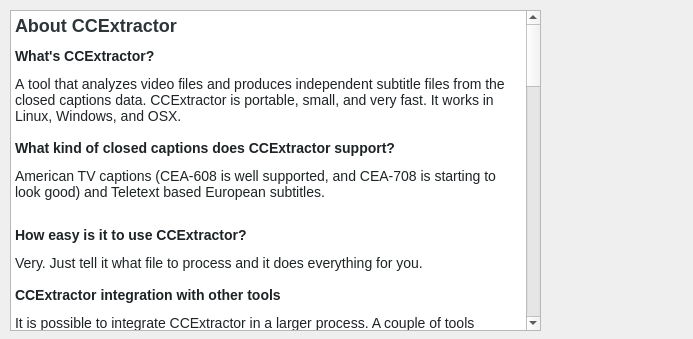
okisseloff/ccextractor-gui-qt, file ccx-about.ui: the form before one commit.
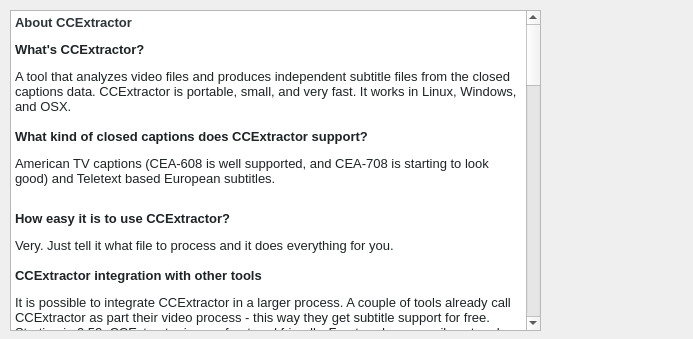
The form after the commit. Icons and pictures are not drawn.

Commit message: closed some XML tags in ccx-options.ui

Patch:
```diff
--- a/ccx-about.ui
+++ b/ccx-about.ui
@@ -26,41 +26,44 @@
     <string>&lt;!DOCTYPE HTML PUBLIC &quot;-//W3C//DTD HTML 4.0//EN&quot; &quot;http://www.w3.org/TR/REC-html40/strict.dtd&quot;&gt;
 &lt;html&gt;&lt;head&gt;&lt;meta name=&quot;qrichtext&quot; content=&quot;1&quot; /&gt;&lt;style type=&quot;text/css&quot;&gt;
 p, li { white-space: pre-wrap; }
-&lt;/style&gt;&lt;/head&gt;&lt;body style=&quot; font-family:'Sans'; font-size:10pt; font-weight:400; font-style:normal;&quot;&gt;
-&lt;p style=&quot; margin-top:5px; margin-bottom:5px; margin-left:0px; margin-right:0px; -qt-block-indent:0; text-indent:0px; background-color:#ffffff;&quot;&gt;&lt;span style=&quot; font-family:'Courier New,Courier,monospace'; font-size:x-large; font-weight:600; color:#2d3539; background-color:#ffffff;&quot;&gt;About CCExtractor&lt;/span&gt;&lt;/p&gt;
-&lt;p style=&quot; margin-top:12px; margin-bottom:12px; margin-left:0px; margin-right:0px; -qt-block-indent:0; text-indent:0px; background-color:#ffffff;&quot;&gt;&lt;span style=&quot; font-family:'Courier New,Courier,monospace'; font-size:14px; font-weight:600; color:#1e2325;&quot;&gt;What's CCExtractor?&lt;/span&gt;&lt;/p&gt;
-&lt;p style=&quot; margin-top:12px; margin-bottom:12px; margin-left:0px; margin-right:0px; -qt-block-indent:0; text-indent:0px;&quot;&gt;&lt;span style=&quot; font-family:'Courier New,Courier,monospace'; font-size:14px; color:#1e2325;&quot;&gt;A tool that analyzes video files and produces independent subtitle files from the closed captions data. CCExtractor is portable, small, and very fast. It works in Linux, Windows, and OSX. &lt;br /&gt;&lt;br /&gt;&lt;/span&gt;&lt;span style=&quot; font-family:'Courier New,Courier,monospace'; font-size:14px; font-weight:600; color:#1e2325;&quot;&gt;What kind of closed captions does CCExtractor support?&lt;/span&gt;&lt;/p&gt;
-&lt;p style=&quot; margin-top:12px; margin-bottom:12px; margin-left:0px; margin-right:0px; -qt-block-indent:0; text-indent:0px;&quot;&gt;&lt;span style=&quot; font-family:'Courier New,Courier,monospace'; font-size:14px; color:#1e2325;&quot;&gt;American TV captions (CEA-608 is well supported, and CEA-708 is starting to look good) and Teletext based European subtitles.&lt;br /&gt;&lt;/span&gt;&lt;/p&gt;
-&lt;p style=&quot; margin-top:12px; margin-bottom:12px; margin-left:0px; margin-right:0px; -qt-block-indent:0; text-indent:0px;&quot;&gt;&lt;span style=&quot; font-family:'Courier New,Courier,monospace'; font-size:14px; font-weight:600; color:#1e2325;&quot;&gt;How easy is it to use CCExtractor?&lt;/span&gt;&lt;/p&gt;
-&lt;p style=&quot; margin-top:12px; margin-bottom:12px; margin-left:0px; margin-right:0px; -qt-block-indent:0; text-indent:0px;&quot;&gt;&lt;span style=&quot; font-family:'Courier New,Courier,monospace'; font-size:14px; color:#1e2325;&quot;&gt;Very. Just tell it what file to process and it does everything for you. &lt;br /&gt;&lt;br /&gt;&lt;/span&gt;&lt;span style=&quot; font-family:'Courier New,Courier,monospace'; font-size:14px; font-weight:600; color:#1e2325;&quot;&gt;CCExtractor integration with other tools&lt;/span&gt;&lt;/p&gt;
-&lt;p style=&quot; margin-top:12px; margin-bottom:12px; margin-left:0px; margin-right:0px; -qt-block-indent:0; text-indent:0px;&quot;&gt;&lt;span style=&quot; font-family:'Courier New,Courier,monospace'; font-size:14px; color:#1e2325;&quot;&gt;It is possible to integrate CCExtractor in a larger process. A couple of tools already call CCExtractor as part their video process - this way they get subtitle support for free.&lt;br /&gt;Starting in 0.52, CCExtractor is very front-end friendly. Front-ends can easily get real-time status information. The GUI source code is provided and can be used for reference.&lt;br /&gt;Any tool, commercial or not, is specifically allowed to use CCExtractor for any use the authors seem fit. So if your favourite video tools still lacks captioning tool, feel free to send the authors here.&lt;/span&gt;&lt;/p&gt;
-&lt;p style=&quot; margin-top:12px; margin-bottom:12px; margin-left:0px; margin-right:0px; -qt-block-indent:0; text-indent:0px;&quot;&gt;&lt;span style=&quot; font-family:'Courier New,Courier,monospace'; font-size:14px; font-weight:600; color:#1e2325; background-color:#ffffff;&quot;&gt;What's the point of generating separate files for subtitles, if they are already in the source file?&lt;/span&gt;&lt;/p&gt;
-&lt;p style=&quot; margin-top:12px; margin-bottom:12px; margin-left:0px; margin-right:0px; -qt-block-indent:0; text-indent:0px;&quot;&gt;&lt;span style=&quot; font-family:'Courier New,Courier,monospace'; font-size:14px; color:#1e2325; background-color:#ffffff;&quot;&gt;There are several reasons to have subtitles separated from the video file, including: - Closed captions never survive MPEG processing. If you take a MPEG file and encode it to any format (such as divx), your result file will not have closed captions. This means that if you want to keep the subtitles, you need to keep the original file. This is hardly practical if you are archiving HDTV shows for example. - Subtitles files are small - so small (around 250 Kb for a movie) that you can quickly download them, or email them, etc, in case you have a recording without subtitles. - Subtitles files are indexable: You can have a database with all your subtitles if you want (there are many available), so you can search the dialogs. - Subtitles files are a de-facto standard: Almost every player can use them. In fact, many setbox players accept subtitles files in .srt format - so you can have subtitles in your divx movies and not just in your original DVDs. - Closed captions are stored in many different formats by capture cards. Upgrading to a new card, if it comes with a new player, may mean that you can't use your previously recorded closed captions, even if the audio/video are fine. - Closed captions require a closed caption decoder. All US TV have one (it's a legal requirement), but no European TV does, since there are not closed captions in Europe (teletext is used instead). Basically this means that if you buy a DVD in the US which has closed captions but no DVD subtitles, you are out of luck. This is a problem with many (most) old TV shows DVDs, which only come with closed captions. DVD producers don't bother doing DVD subs, since it's another way to segment the market, same as with DVD regions.  &lt;/span&gt;&lt;/p&gt;
-&lt;p style=&quot; margin-top:12px; margin-bottom:12px; margin-left:0px; margin-right:0px; -qt-block-indent:0; text-indent:0px;&quot;&gt;&lt;span style=&quot; font-family:'Courier New,Courier,monospace'; font-size:14px; font-weight:600; color:#1e2325; background-color:#ffffff;&quot;&gt;How I do use subtitles once they are in a separate file?&lt;/span&gt;&lt;/p&gt;
-&lt;p style=&quot; margin-top:12px; margin-bottom:12px; margin-left:0px; margin-right:0px; -qt-block-indent:0; text-indent:0px;&quot;&gt;&lt;span style=&quot; font-family:'Courier New,Courier,monospace'; font-size:14px; color:#1e2325; background-color:#ffffff;&quot;&gt;CCExtractor generates files in the two most common formats: .srt (SubRip) and .smi (which is a Microsoft standard). Most players support at least .srt natively. You just need to name the .srt file as the file you want to play it with, for example sample.avi and sample.srt.&lt;/span&gt;&lt;/p&gt;
-&lt;p style=&quot; margin-top:12px; margin-bottom:12px; margin-left:0px; margin-right:0px; -qt-block-indent:0; text-indent:0px;&quot;&gt;&lt;span style=&quot; font-family:'Courier New,Courier,monospace'; font-size:14px; font-weight:600; color:#1e2325; background-color:#ffffff;&quot;&gt;What kind of files can I extract closed captions from?&lt;/span&gt;&lt;span style=&quot; font-family:'Courier New,Courier,monospace'; font-size:14px; color:#1e2325; background-color:#ffffff;&quot;&gt; CCExtractor currently handles: &lt;/span&gt;&lt;/p&gt;
-&lt;p style=&quot; margin-top:12px; margin-bottom:12px; margin-left:0px; margin-right:0px; -qt-block-indent:0; text-indent:0px;&quot;&gt;&lt;span style=&quot; font-family:'Courier New,Courier,monospace'; font-size:14px; color:#1e2325; background-color:#ffffff;&quot;&gt;- DVDs. &lt;/span&gt;&lt;/p&gt;
-&lt;p style=&quot; margin-top:12px; margin-bottom:12px; margin-left:0px; margin-right:0px; -qt-block-indent:0; text-indent:0px;&quot;&gt;&lt;span style=&quot; font-family:'Courier New,Courier,monospace'; font-size:14px; color:#1e2325; background-color:#ffffff;&quot;&gt;- Most HDTV captures (where you save the Transport Stream). &lt;/span&gt;&lt;/p&gt;
-&lt;p style=&quot; margin-top:12px; margin-bottom:12px; margin-left:0px; margin-right:0px; -qt-block-indent:0; text-indent:0px;&quot;&gt;&lt;span style=&quot; font-family:'Courier New,Courier,monospace'; font-size:14px; color:#1e2325; background-color:#ffffff;&quot;&gt;- Captures where captions are recorded in bttv format. The number of cards that use this card is huge. My test samples came from a Hauppage PVR-250. You can check the complete list &lt;/span&gt;&lt;a href=&quot;http://linuxtv.org/hg/v4l-dvb/file/tip/linux/Documentation/video4linux/CARDLIST.bttv&quot;&gt;&lt;span style=&quot; text-decoration: underline; color:#0000ff;&quot;&gt;here&lt;/span&gt;&lt;/a&gt;&lt;span style=&quot; font-family:'Courier New,Courier,monospace'; font-size:14px; color:#1e2325; background-color:#ffffff;&quot;&gt;.&lt;/span&gt;&lt;/p&gt;
-&lt;p style=&quot; margin-top:12px; margin-bottom:12px; margin-left:0px; margin-right:0px; -qt-block-indent:0; text-indent:0px;&quot;&gt;&lt;span style=&quot; font-family:'Courier New,Courier,monospace'; font-size:14px; color:#1e2325; background-color:#ffffff;&quot;&gt;- DVR-MS (microsoft digital video recording). &lt;/span&gt;&lt;/p&gt;
-&lt;p style=&quot; margin-top:12px; margin-bottom:12px; margin-left:0px; margin-right:0px; -qt-block-indent:0; text-indent:0px;&quot;&gt;&lt;span style=&quot; font-family:'Courier New,Courier,monospace'; font-size:14px; color:#1e2325; background-color:#ffffff;&quot;&gt;- Tivo files  &lt;/span&gt;&lt;/p&gt;
-&lt;p style=&quot; margin-top:12px; margin-bottom:12px; margin-left:0px; margin-right:0px; -qt-block-indent:0; text-indent:0px;&quot;&gt;&lt;span style=&quot; font-family:'Courier New,Courier,monospace'; font-size:14px; color:#1e2325; background-color:#ffffff;&quot;&gt;- ReplayTV files  &lt;/span&gt;&lt;/p&gt;
-&lt;p style=&quot; margin-top:12px; margin-bottom:12px; margin-left:0px; margin-right:0px; -qt-block-indent:0; text-indent:0px;&quot;&gt;&lt;span style=&quot; font-family:'Courier New,Courier,monospace'; font-size:14px; color:#1e2325; background-color:#ffffff;&quot;&gt;- Dish Network files  &lt;/span&gt;&lt;/p&gt;
-&lt;p style=&quot; margin-top:12px; margin-bottom:12px; margin-left:0px; margin-right:0px; -qt-block-indent:0; text-indent:0px;&quot;&gt;&lt;span style=&quot; font-family:'Courier New,Courier,monospace'; font-size:14px; color:#1e2325; background-color:#ffffff;&quot;&gt;Usually, if you record a TV show with your capture card and CCExtractor produces the expected result, it will work for your all recordings. If it doesn't, which means that your card uses a format CCExtractor can't handle, please contact me and we'll try to make it work.&lt;/span&gt;&lt;/p&gt;
-&lt;p style=&quot; margin-top:12px; margin-bottom:12px; margin-left:0px; margin-right:0px; -qt-block-indent:0; text-indent:0px;&quot;&gt;&lt;span style=&quot; font-family:'Courier New,Courier,monospace'; font-size:14px; font-weight:600; color:#1e2325; background-color:#ffffff;&quot;&gt;Can I edit the subtitles?&lt;/span&gt;&lt;span style=&quot; font-family:'Courier New,Courier,monospace'; font-size:14px; color:#1e2325; background-color:#ffffff;&quot;&gt; &lt;/span&gt;&lt;/p&gt;
-&lt;p style=&quot; margin-top:12px; margin-bottom:12px; margin-left:0px; margin-right:0px; -qt-block-indent:0; text-indent:0px;&quot;&gt;&lt;span style=&quot; font-family:'Courier New,Courier,monospace'; font-size:14px; color:#1e2325; background-color:#ffffff;&quot;&gt;.srt files are just text files, with time information (when subtitles are supposed to be shown and for how long) and some basic formatting (use italics, bold, etc). So you can edit them with any text editor. If you need to do serious editing (such as adjusting timing), you can use subtitle editing tools - there are many available.&lt;/span&gt;&lt;/p&gt;
-&lt;p style=&quot; margin-top:12px; margin-bottom:12px; margin-left:0px; margin-right:0px; -qt-block-indent:0; text-indent:0px;&quot;&gt;&lt;span style=&quot; font-family:'Courier New,Courier,monospace'; font-size:14px; font-weight:600; color:#1e2325; background-color:#ffffff;&quot;&gt;Can CCExtractor generate other subtitles formats?&lt;/span&gt;&lt;span style=&quot; font-family:'Courier New,Courier,monospace'; font-size:14px; color:#1e2325; background-color:#ffffff;&quot;&gt; &lt;/span&gt;&lt;/p&gt;
-&lt;p style=&quot; margin-top:12px; margin-bottom:12px; margin-left:0px; margin-right:0px; -qt-block-indent:0; text-indent:0px;&quot;&gt;&lt;span style=&quot; font-family:'Courier New,Courier,monospace'; font-size:14px; color:#1e2325; background-color:#ffffff;&quot;&gt;At this time, CCExtractor can generate .srt, .smi and raw and bin files.&lt;/span&gt;&lt;/p&gt;
-&lt;p style=&quot; margin-top:12px; margin-bottom:12px; margin-left:0px; margin-right:0px; -qt-block-indent:0; text-indent:0px;&quot;&gt;&lt;span style=&quot; font-family:'Courier New,Courier,monospace'; font-size:14px; font-weight:600; color:#1e2325; background-color:#ffffff;&quot;&gt;How I can contact the author?&lt;/span&gt;&lt;span style=&quot; font-family:'Courier New,Courier,monospace'; font-size:14px; color:#1e2325; background-color:#ffffff;&quot;&gt; Send me an email to carlos at ccextractor dot org&lt;/span&gt;&lt;/p&gt;&lt;/body&gt;&lt;/html&gt;</string>
+&lt;/style&gt;&lt;/head&gt;&lt;body style=&quot; font-family:'MS Shell Dlg 2'; font-size:8.25pt; font-weight:400; font-style:normal;&quot;&gt;
+&lt;p style=&quot; margin-top:5px; margin-bottom:5px; margin-left:0px; margin-right:0px; -qt-block-indent:0; text-indent:0px; background-color:#ffffff;&quot;&gt;&lt;span style=&quot; font-family:'Courier New,Courier,monospace'; font-size:10pt; font-weight:600; color:#2d3539; background-color:#ffffff;&quot;&gt;About CCExtractor&lt;/span&gt;&lt;/p&gt;
+&lt;p style=&quot; margin-top:12px; margin-bottom:12px; margin-left:0px; margin-right:0px; -qt-block-indent:0; text-indent:0px; background-color:#ffffff;&quot;&gt;&lt;span style=&quot; font-family:'Courier New,Courier,monospace'; font-size:10pt; font-weight:600; color:#1e2325;&quot;&gt;What's CCExtractor?&lt;/span&gt;&lt;/p&gt;
+&lt;p style=&quot; margin-top:12px; margin-bottom:12px; margin-left:0px; margin-right:0px; -qt-block-indent:0; text-indent:0px;&quot;&gt;&lt;span style=&quot; font-family:'Courier New,Courier,monospace'; font-size:10pt; color:#1e2325;&quot;&gt;A tool that analyzes video files and produces independent subtitle files from the closed captions data. CCExtractor is portable, small, and very fast. It works in Linux, Windows, and OSX. &lt;br /&gt;&lt;br /&gt;&lt;/span&gt;&lt;span style=&quot; font-family:'Courier New,Courier,monospace'; font-size:10pt; font-weight:600; color:#1e2325;&quot;&gt;What kind of closed captions does CCExtractor support?&lt;/span&gt;&lt;/p&gt;
+&lt;p style=&quot; margin-top:12px; margin-bottom:12px; margin-left:0px; margin-right:0px; -qt-block-indent:0; text-indent:0px;&quot;&gt;&lt;span style=&quot; font-family:'Courier New,Courier,monospace'; font-size:10pt; color:#1e2325;&quot;&gt;American TV captions (CEA-608 is well supported, and CEA-708 is starting to look good) and Teletext based European subtitles.&lt;br /&gt;&lt;/span&gt;&lt;/p&gt;
+&lt;p style=&quot; margin-top:12px; margin-bottom:12px; margin-left:0px; margin-right:0px; -qt-block-indent:0; text-indent:0px;&quot;&gt;&lt;span style=&quot; font-family:'Courier New,Courier,monospace'; font-size:10pt; font-weight:600; color:#1e2325;&quot;&gt;How easy it is to use CCExtractor?&lt;/span&gt;&lt;/p&gt;
+&lt;p style=&quot; margin-top:12px; margin-bottom:12px; margin-left:0px; margin-right:0px; -qt-block-indent:0; text-indent:0px;&quot;&gt;&lt;span style=&quot; font-family:'Courier New,Courier,monospace'; font-size:10pt; color:#1e2325;&quot;&gt;Very. Just tell it what file to process and it does everything for you. &lt;br /&gt;&lt;br /&gt;&lt;/span&gt;&lt;span style=&quot; font-family:'Courier New,Courier,monospace'; font-size:10pt; font-weight:600; color:#1e2325;&quot;&gt;CCExtractor integration with other tools&lt;/span&gt;&lt;/p&gt;
+&lt;p style=&quot; margin-top:12px; margin-bottom:12px; margin-left:0px; margin-right:0px; -qt-block-indent:0; text-indent:0px;&quot;&gt;&lt;span style=&quot; font-family:'Courier New,Courier,monospace'; font-size:10pt; color:#1e2325;&quot;&gt;It is possible to integrate CCExtractor in a larger process. A couple of tools already call CCExtractor as part their video process - this way they get subtitle support for free.&lt;br /&gt;Starting in 0.52, CCExtractor is very front-end friendly. Front-ends can easily get real-time status information. The GUI source code is provided and can be used for reference.&lt;br /&gt;Any tool, commercial or not, is specifically allowed to use CCExtractor for any use the authors seem fit. So if your favourite video tools still lacks captioning tool, feel free to send the authors here.&lt;/span&gt;&lt;/p&gt;
+&lt;p style=&quot; margin-top:12px; margin-bottom:12px; margin-left:0px; margin-right:0px; -qt-block-indent:0; text-indent:0px;&quot;&gt;&lt;span style=&quot; font-family:'Courier New,Courier,monospace'; font-size:10pt; font-weight:600; color:#1e2325; background-color:#ffffff;&quot;&gt;What's the point of generating separate files for subtitles, if they are already in the source file?&lt;/span&gt;&lt;/p&gt;
+&lt;p style=&quot; margin-top:12px; margin-bottom:12px; margin-left:0px; margin-right:0px; -qt-block-indent:0; text-indent:0px;&quot;&gt;&lt;span style=&quot; font-family:'Courier New,Courier,monospace'; font-size:10pt; color:#1e2325; background-color:#ffffff;&quot;&gt;There are several reasons to have subtitles separated from the video file, including: - Closed captions never survive MPEG processing. If you take a MPEG file and encode it to any format (such as divx), your result file will not have closed captions. This means that if you want to keep the subtitles, you need to keep the original file. This is hardly practical if you are archiving HDTV shows for example. - Subtitles files are small - so small (around 250 Kb for a movie) that you can quickly download them, or email them, etc, in case you have a recording without subtitles. - Subtitles files are indexable: You can have a database with all your subtitles if you want (there are many available), so you can search the dialogs. - Subtitles files are a de-facto standard: Almost every player can use them. In fact, many setbox players accept subtitles files in .srt format - so you can have subtitles in your divx movies and not just in your original DVDs. - Closed captions are stored in many different formats by capture cards. Upgrading to a new card, if it comes with a new player, may mean that you can't use your previously recorded closed captions, even if the audio/video are fine. - Closed captions require a closed caption decoder. All US TV have one (it's a legal requirement), but no European TV does, since there are not closed captions in Europe (teletext is used instead). Basically this means that if you buy a DVD in the US which has closed captions but no DVD subtitles, you are out of luck. This is a problem with many (most) old TV shows DVDs, which only come with closed captions. DVD producers don't bother doing DVD subs, since it's another way to segment the market, same as with DVD regions.  &lt;/span&gt;&lt;/p&gt;
+&lt;p style=&quot; margin-top:12px; margin-bottom:12px; margin-left:0px; margin-right:0px; -qt-block-indent:0; text-indent:0px;&quot;&gt;&lt;span style=&quot; font-family:'Courier New,Courier,monospace'; font-size:10pt; font-weight:600; color:#1e2325; background-color:#ffffff;&quot;&gt;How do I use subtitles once they are in a separate file?&lt;/span&gt;&lt;/p&gt;
+&lt;p style=&quot; margin-top:12px; margin-bottom:12px; margin-left:0px; margin-right:0px; -qt-block-indent:0; text-indent:0px;&quot;&gt;&lt;span style=&quot; font-family:'Courier New,Courier,monospace'; font-size:10pt; color:#1e2325; background-color:#ffffff;&quot;&gt;CCExtractor generates files in the two most common formats: .srt (SubRip) and .smi (which is a Microsoft standard). Most players support at least .srt natively. You just need to name the .srt file as the file you want to play it with, for example sample.avi and sample.srt.&lt;/span&gt;&lt;/p&gt;
+&lt;p style=&quot; margin-top:12px; margin-bottom:12px; margin-left:0px; margin-right:0px; -qt-block-indent:0; text-indent:0px;&quot;&gt;&lt;span style=&quot; font-family:'Courier New,Courier,monospace'; font-size:10pt; font-weight:600; color:#1e2325; background-color:#ffffff;&quot;&gt;What kind of files can I extract closed captions from?&lt;/span&gt;&lt;span style=&quot; font-family:'Courier New,Courier,monospace'; font-size:10pt; color:#1e2325; background-color:#ffffff;&quot;&gt; CCExtractor currently handles: &lt;/span&gt;&lt;/p&gt;
+&lt;p style=&quot; margin-top:12px; margin-bottom:12px; margin-left:0px; margin-right:0px; -qt-block-indent:0; text-indent:0px;&quot;&gt;&lt;span style=&quot; font-family:'Courier New,Courier,monospace'; font-size:10pt; color:#1e2325; background-color:#ffffff;&quot;&gt;- DVDs. &lt;/span&gt;&lt;/p&gt;
+&lt;p style=&quot; margin-top:12px; margin-bottom:12px; margin-left:0px; margin-right:0px; -qt-block-indent:0; text-indent:0px;&quot;&gt;&lt;span style=&quot; font-family:'Courier New,Courier,monospace'; font-size:10pt; color:#1e2325; background-color:#ffffff;&quot;&gt;- Most HDTV captures (where you save the Transport Stream). &lt;/span&gt;&lt;/p&gt;
+&lt;p style=&quot; margin-top:12px; margin-bottom:12px; margin-left:0px; margin-right:0px; -qt-block-indent:0; text-indent:0px;&quot;&gt;&lt;span style=&quot; font-family:'Courier New,Courier,monospace'; font-size:10pt; color:#1e2325; background-color:#ffffff;&quot;&gt;- Captures where captions are recorded in bttv format. The number of cards that use this card is huge. My test samples came from a Hauppage PVR-250. You can check the complete list &lt;/span&gt;&lt;a href=&quot;http://linuxtv.org/hg/v4l-dvb/file/tip/linux/Documentation/video4linux/CARDLIST.bttv&quot;&gt;&lt;span style=&quot; font-family:'Sans'; font-size:10pt; text-decoration: underline; color:#0000ff;&quot;&gt;here&lt;/span&gt;&lt;/a&gt;&lt;span style=&quot; font-family:'Courier New,Courier,monospace'; font-size:10pt; color:#1e2325; background-color:#ffffff;&quot;&gt;.&lt;/span&gt;&lt;/p&gt;
+&lt;p style=&quot; margin-top:12px; margin-bottom:12px; margin-left:0px; margin-right:0px; -qt-block-indent:0; text-indent:0px;&quot;&gt;&lt;span style=&quot; font-family:'Courier New,Courier,monospace'; font-size:10pt; color:#1e2325; background-color:#ffffff;&quot;&gt;- DVR-MS (microsoft digital video recording). &lt;/span&gt;&lt;/p&gt;
+&lt;p style=&quot; margin-top:12px; margin-bottom:12px; margin-left:0px; margin-right:0px; -qt-block-indent:0; text-indent:0px;&quot;&gt;&lt;span style=&quot; font-family:'Courier New,Courier,monospace'; font-size:10pt; color:#1e2325; background-color:#ffffff;&quot;&gt;- Tivo files  &lt;/span&gt;&lt;/p&gt;
+&lt;p style=&quot; margin-top:12px; margin-bottom:12px; margin-left:0px; margin-right:0px; -qt-block-indent:0; text-indent:0px;&quot;&gt;&lt;span style=&quot; font-family:'Courier New,Courier,monospace'; font-size:10pt; color:#1e2325; background-color:#ffffff;&quot;&gt;- ReplayTV files  &lt;/span&gt;&lt;/p&gt;
+&lt;p style=&quot; margin-top:12px; margin-bottom:12px; margin-left:0px; margin-right:0px; -qt-block-indent:0; text-indent:0px;&quot;&gt;&lt;span style=&quot; font-family:'Courier New,Courier,monospace'; font-size:10pt; color:#1e2325; background-color:#ffffff;&quot;&gt;- Dish Network files  &lt;/span&gt;&lt;/p&gt;
+&lt;p style=&quot; margin-top:12px; margin-bottom:12px; margin-left:0px; margin-right:0px; -qt-block-indent:0; text-indent:0px;&quot;&gt;&lt;span style=&quot; font-family:'Courier New,Courier,monospace'; font-size:10pt; color:#1e2325; background-color:#ffffff;&quot;&gt;Usually, if you record a TV show with your capture card and CCExtractor produces the expected result, it will work for your all recordings. If it doesn't, which means that your card uses a format CCExtractor can't handle, please contact me and we'll try to make it work.&lt;/span&gt;&lt;/p&gt;
+&lt;p style=&quot; margin-top:12px; margin-bottom:12px; margin-left:0px; margin-right:0px; -qt-block-indent:0; text-indent:0px;&quot;&gt;&lt;span style=&quot; font-family:'Courier New,Courier,monospace'; font-size:10pt; font-weight:600; color:#1e2325; background-color:#ffffff;&quot;&gt;Can I edit the subtitles?&lt;/span&gt;&lt;span style=&quot; font-family:'Courier New,Courier,monospace'; font-size:10pt; color:#1e2325; background-color:#ffffff;&quot;&gt; &lt;/span&gt;&lt;/p&gt;
+&lt;p style=&quot; margin-top:12px; margin-bottom:12px; margin-left:0px; margin-right:0px; -qt-block-indent:0; text-indent:0px;&quot;&gt;&lt;span style=&quot; font-family:'Courier New,Courier,monospace'; font-size:10pt; color:#1e2325; background-color:#ffffff;&quot;&gt;.srt files are just text files, with time information (when subtitles are supposed to be shown and for how long) and some basic formatting (use italics, bold, etc). So you can edit them with any text editor. If you need to do serious editing (such as adjusting timing), you can use subtitle editing tools - there are many available.&lt;/span&gt;&lt;/p&gt;
+&lt;p style=&quot; margin-top:12px; margin-bottom:12px; margin-left:0px; margin-right:0px; -qt-block-indent:0; text-indent:0px;&quot;&gt;&lt;span style=&quot; font-family:'Courier New,Courier,monospace'; font-size:10pt; font-weight:600; color:#1e2325; background-color:#ffffff;&quot;&gt;Can CCExtractor generate other subtitles formats?&lt;/span&gt;&lt;span style=&quot; font-family:'Courier New,Courier,monospace'; font-size:10pt; color:#1e2325; background-color:#ffffff;&quot;&gt; &lt;/span&gt;&lt;/p&gt;
+&lt;p style=&quot; margin-top:12px; margin-bottom:12px; margin-left:0px; margin-right:0px; -qt-block-indent:0; text-indent:0px;&quot;&gt;&lt;span style=&quot; font-family:'Courier New,Courier,monospace'; font-size:10pt; color:#1e2325; background-color:#ffffff;&quot;&gt;At this time, CCExtractor can generate .srt, .smi, ass/ssa, webvtt, dvdraw, .txt, ttxt, raw, smptett, bin and spupng files.&lt;/span&gt;&lt;/p&gt;
+&lt;p style=&quot; margin-top:12px; margin-bottom:12px; margin-left:0px; margin-right:0px; -qt-block-indent:0; text-indent:0px;&quot;&gt;&lt;span style=&quot; font-family:'Courier New,Courier,monospace'; font-size:10pt; font-weight:600; color:#1e2325; background-color:#ffffff;&quot;&gt;CCExtractor links:&lt;/span&gt;&lt;/p&gt;
+&lt;p style=&quot; margin-top:12px; margin-bottom:12px; margin-left:0px; margin-right:0px; -qt-block-indent:0; text-indent:0px;&quot;&gt;&lt;span style=&quot; font-family:'Courier New,Courier,monospace'; font-size:10pt; font-weight:600; text-decoration: underline; color:#0000ff;&quot;&gt;ccextractor.org&lt;/span&gt;&lt;br /&gt;&lt;br /&gt;&lt;span style=&quot; font-family:'Courier New,Courier,monospace'; font-size:10pt; font-weight:600; text-decoration: underline; color:#0000ff;&quot;&gt;https://github.com/CCExtractor/ccextractor/&lt;/span&gt;&lt;br /&gt;&lt;br /&gt;&lt;span style=&quot; font-family:'Courier New,Courier,monospace'; font-size:10pt; font-weight:600; color:#1e2325; background-color:#ffffff;&quot;&gt;How can I contact the author?&lt;/span&gt;&lt;span style=&quot; font-family:'Courier New,Courier,monospace'; font-size:10pt; color:#1e2325; background-color:#ffffff;&quot;&gt; &lt;/span&gt;&lt;/p&gt;
+&lt;p style=&quot; margin-top:12px; margin-bottom:12px; margin-left:0px; margin-right:0px; -qt-block-indent:0; text-indent:0px;&quot;&gt;&lt;span style=&quot; font-family:'Courier New,Courier,monospace'; font-size:10pt; color:#1e2325; background-color:#ffffff;&quot;&gt;Send me an email.&lt;/span&gt;&lt;/p&gt;
+&lt;p style=&quot; margin-top:12px; margin-bottom:12px; margin-left:0px; margin-right:0px; -qt-block-indent:0; text-indent:0px;&quot;&gt;&lt;span style=&quot; font-family:'Courier New,Courier,monospace'; font-size:10pt; font-weight:600; color:#1e2325; background-color:#ffffff;&quot;&gt;carlos@ccextractor.org&lt;/span&gt;&lt;/p&gt;&lt;/body&gt;&lt;/html&gt;</string>
    </property>
   </widget>
   <widget class="QLabel" name="label">
    <property name="geometry">
     <rect>
-     <x>550</x>
-     <y>10</y>
-     <width>131</width>
-     <height>81</height>
+     <x>530</x>
+     <y>20</y>
+     <width>171</width>
+     <height>181</height>
     </rect>
    </property>
    <property name="text">
```
Left out of the diff: 4 changed lines with no effect on the pictures. The commit also changes 8 other files.
